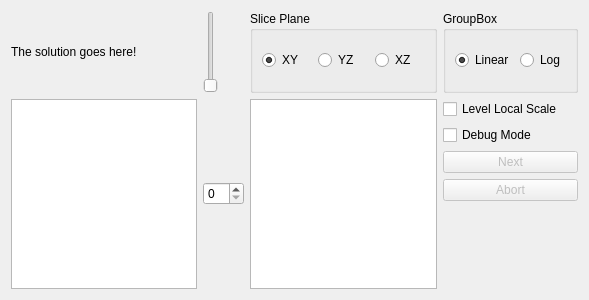
Old version of the form doctors/gui/outputdialog.ui in the repository eNorris/thesis.
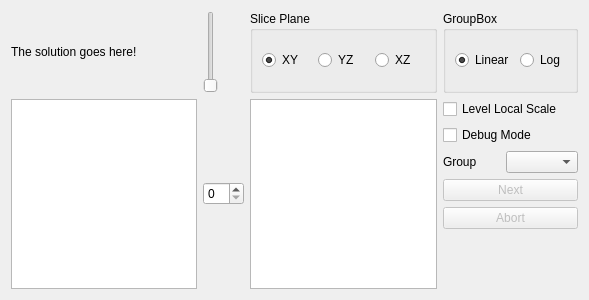
New version of the form. Custom widgets are drawn as their Qt base class.

Commit message: Moved some auxilary information to the MaterialUtils class Fixed the raytracer algorithm Updated the GUI to accomodate changes Added a energy dependence to the solution explorer

Patch:
```diff
--- a/doctors/gui/outputdialog.ui
+++ b/doctors/gui/outputdialog.ui
@@ -112,6 +112,20 @@
        </property>
       </widget>
      </item>
+     <item>
+      <layout class="QHBoxLayout" name="horizontalLayout_3">
+       <item>
+        <widget class="QLabel" name="label_2">
+         <property name="text">
+          <string>Group</string>
+         </property>
+        </widget>
+       </item>
+       <item>
+        <widget class="QComboBox" name="groupComboBox"/>
+       </item>
+      </layout>
+     </item>
      <item>
       <widget class="QPushButton" name="debugNextPushButton">
        <property name="enabled">
```
The commit also changes 14 other files.
